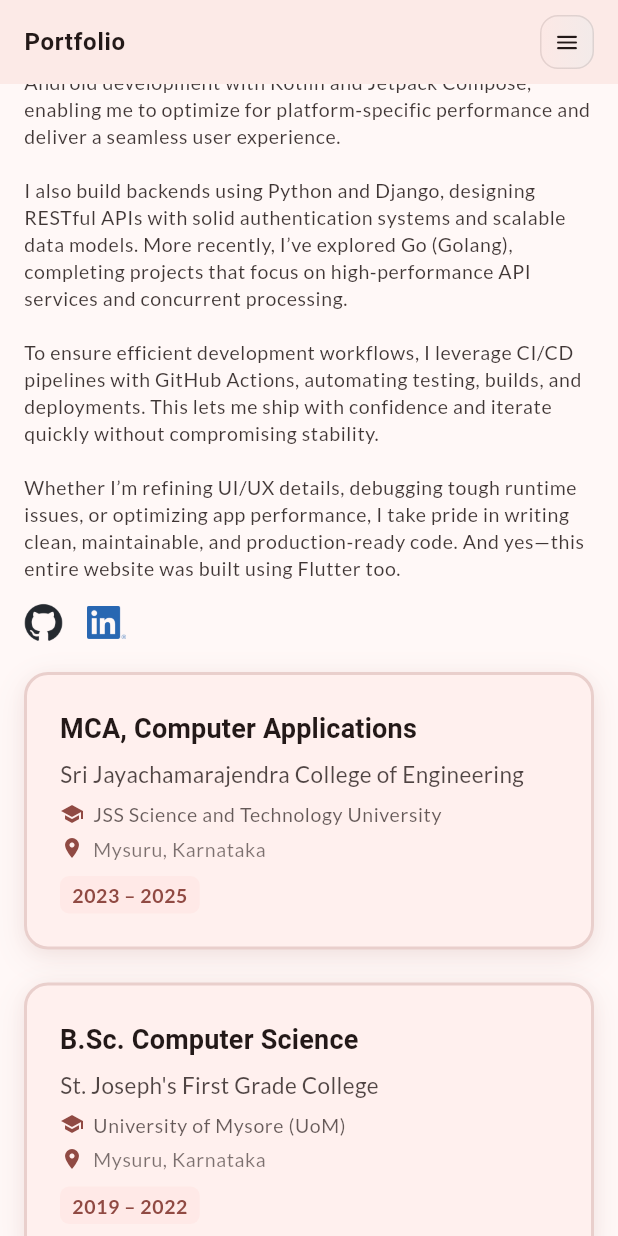
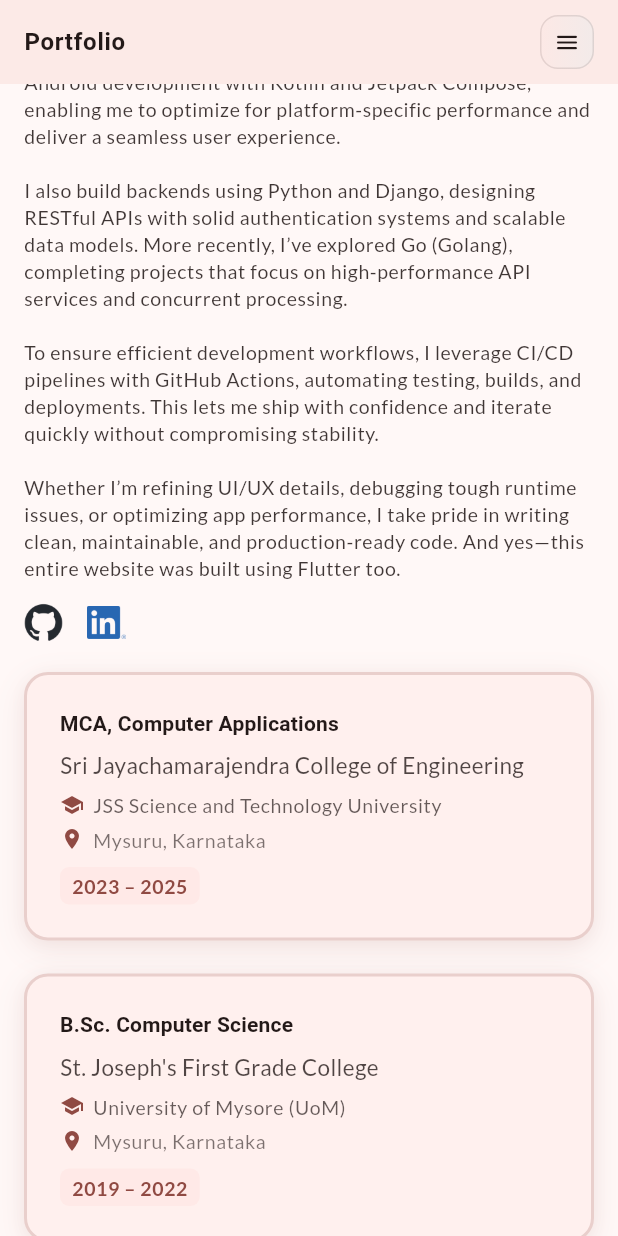
Before and after one commit to vishnusukumar14/portfolio, a Flutter app: the screen it shows after launch, scrolled down 1152 dp, on a phone screen of 412 x 824 dp. Run offline on Flutter 3.47's test engine with Material 3 defaults, Android fonts, the phone set to English and light mode, and no system bars; our stand-ins replace cloud_firestore, firebase_core, flutter_svg, google_fonts, web; accounts and stored records are empty; generated files the repository leaves out were written again; network calls fail; Roboto replaces fonts that are missing (Arvo).

Commit message:
Re-size the degree-title font

```diff
--- a/lib/widgets/education_card_widget.dart
+++ b/lib/widgets/education_card_widget.dart
@@ -54,7 +54,7 @@ class EducationCardWidget extends StatelessWidget {
             degree,
             style: textTheme.titleMedium?.copyWith(
               fontWeight: FontWeight.bold,
-              fontSize: 18,
+              fontSize: 14,
               color: colorScheme.onSurface,
             ),
           ),
```
